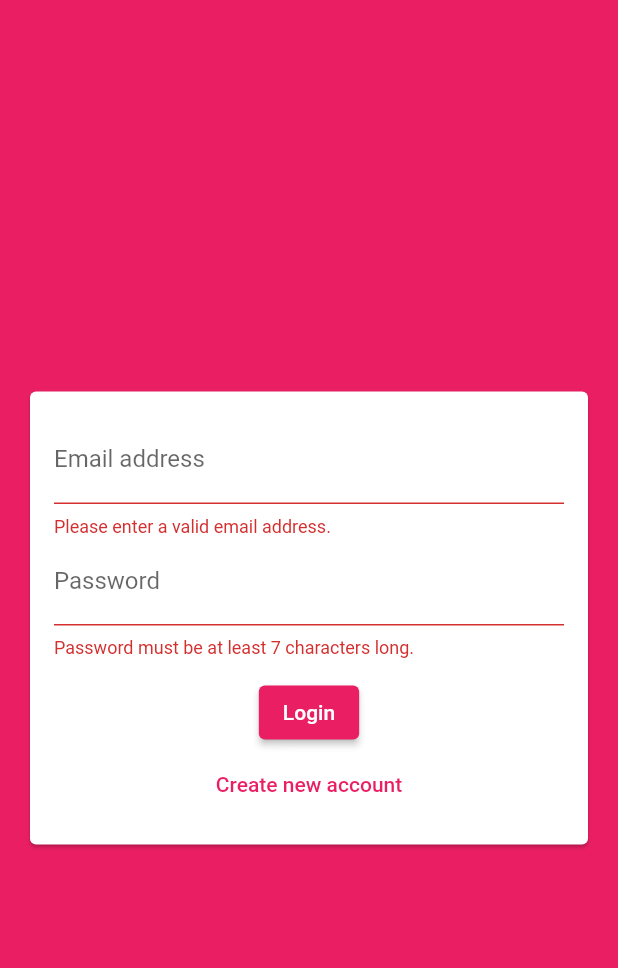
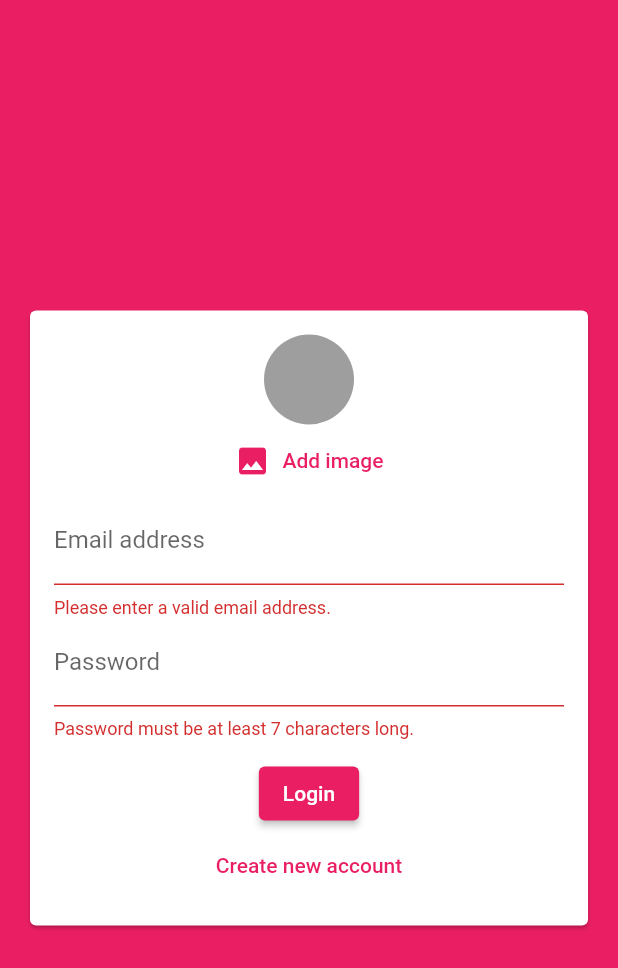
Before and after one commit to ngochungle1331/ChatApp, a Flutter app: the screen it shows after launch, after a tap on "Login", on a phone screen of 412 x 824 dp. Shown: the top 968 px of the screen. Run offline on Flutter 3.47's test engine with Material 2 defaults, Android fonts, the light colour scheme and no system bars; our stand-ins replace cloud_firestore, firebase_auth, firebase_core, firebase_storage, image_picker; accounts and stored records are empty.

Commit message:
uploading images

```diff
--- a/lib/screens/auth_screen.dart
+++ b/lib/screens/auth_screen.dart
@@ -1,7 +1,10 @@
+import 'dart:io';
+
 import 'package:flutter/material.dart';
 import 'package:firebase_auth/firebase_auth.dart';
 import 'package:flutter/services.dart';
 import 'package:cloud_firestore/cloud_firestore.dart';
+import 'package:firebase_storage/firebase_storage.dart';
 
 import '../widgets/auth/auth_form.dart';
 
@@ -18,6 +21,7 @@ class _AuthScreenState extends State<AuthScreen> {
     String email,
     String password,
     String username,
+    File image,
     bool isLogin,
     BuildContext ctx,
   ) async {
@@ -37,12 +41,23 @@ class _AuthScreenState extends State<AuthScreen> {
           email: email,
           password: password,
         );
+
+        final ref = FirebaseStorage.instance
+            .ref()
+            .child('user_image')
+            .child(authResult.user!.uid + '.jpg');
+
+        await ref.putFile(image).whenComplete(() {});
+
+        final url = await ref.getDownloadURL();
+
         await FirebaseFirestore.instance
             .collection('users')
             .doc(authResult.user!.uid)
             .set({
           'username': username,
           'email': email,
+          'image_url': url,
         });
       }
     } on PlatformException catch (err) {
--- a/lib/widgets/auth/auth_form.dart
+++ b/lib/widgets/auth/auth_form.dart
@@ -1,4 +1,7 @@
+import 'dart:io';
+
 import 'package:flutter/material.dart';
+import 'package:module14/widgets/pickers/user_image_picker.dart';
 
 class AuthForm extends StatefulWidget {
   AuthForm(
@@ -11,6 +14,7 @@ class AuthForm extends StatefulWidget {
     String email,
     String password,
     String userName,
+    File image,
     bool isLogin,
     BuildContext ctx,
   ) submitFn;
@@ -25,15 +29,28 @@ class _AuthFormState extends State<AuthForm> {
   var _userEmail = '';
   var _userName = '';
   var _userPassword = '';
+  File? _userImageFile;
+
+  void _pickedImage(File image) {
+    _userImageFile = image;
+  }
 
   void _trySubmit() {
     final isValid = _formKey.currentState!.validate();
     FocusScope.of(context).unfocus();
 
+    if (_userImageFile == null && !_isLogin) {
+      ScaffoldMessenger.of(context).showSnackBar(SnackBar(
+        content: Text('Please pick an image.'),
+        backgroundColor: Theme.of(context).errorColor,
+      ));
+      return;
+    }
+
     if (isValid) {
       _formKey.currentState!.save();
       widget.submitFn(_userEmail.trim(), _userPassword.trim(), _userName.trim(),
-          _isLogin, context);
+          _userImageFile as File, _isLogin, context);
     }
   }
 
@@ -50,6 +67,7 @@ class _AuthFormState extends State<AuthForm> {
               child: Column(
                 mainAxisSize: MainAxisSize.min,
                 children: <Widget>[
+                  UserImagePicker(_pickedImage),
                   TextFormField(
                     key: const ValueKey('email'),
                     validator: (value) {
--- /dev/null
+++ b/lib/widgets/pickers/user_image_picker.dart
@@ -0,0 +1,45 @@
+import 'dart:io';
+
+import 'package:firebase_auth/firebase_auth.dart';
+import 'package:flutter/material.dart';
+import 'package:image_picker/image_picker.dart';
+
+class UserImagePicker extends StatefulWidget {
+  final Function(File pickedImage) imagePickFn;
+
+  UserImagePicker(this.imagePickFn);
+
+  @override
+  State<UserImagePicker> createState() => _UserImagePickerState();
+}
+
+class _UserImagePickerState extends State<UserImagePicker> {
+  File? _pickedImage;
+
+  void _pickImage() async {
+    final picker = ImagePicker();
+    final pickedImage = await picker.getImage(
+        source: ImageSource.camera, imageQuality: 50, maxWidth: 150);
+    final pickedImageFile = File(pickedImage!.path);
+    setState(() {
+      _pickedImage = pickedImageFile;
+    });
+    widget.imagePickFn(_pickedImage as File);
+  }
+
+  @override
+  Widget build(BuildContext context) {
+    return Column(
+      children: [
+        const CircleAvatar(
+          radius: 30,
+          backgroundColor: Colors.grey,
+        ),
+        TextButton.icon(
+            onPressed: () {},
+            icon: const Icon(Icons.image),
+            label: const Text('Add image')),
+      ],
+    );
+  }
+}
--- a/pubspec.yaml
+++ b/pubspec.yaml
@@ -39,6 +39,8 @@ dependencies:
   cloud_firestore: ^3.4.8
   firebase_core: ^1.22.0
   firebase_auth: ^3.10.0
+  image_picker: ^0.8.5+3
+  firebase_storage: ^10.3.9
 
 dev_dependencies:
   flutter_test:
```
Also changed, not shown: pubspec.lock, 1 other file.
